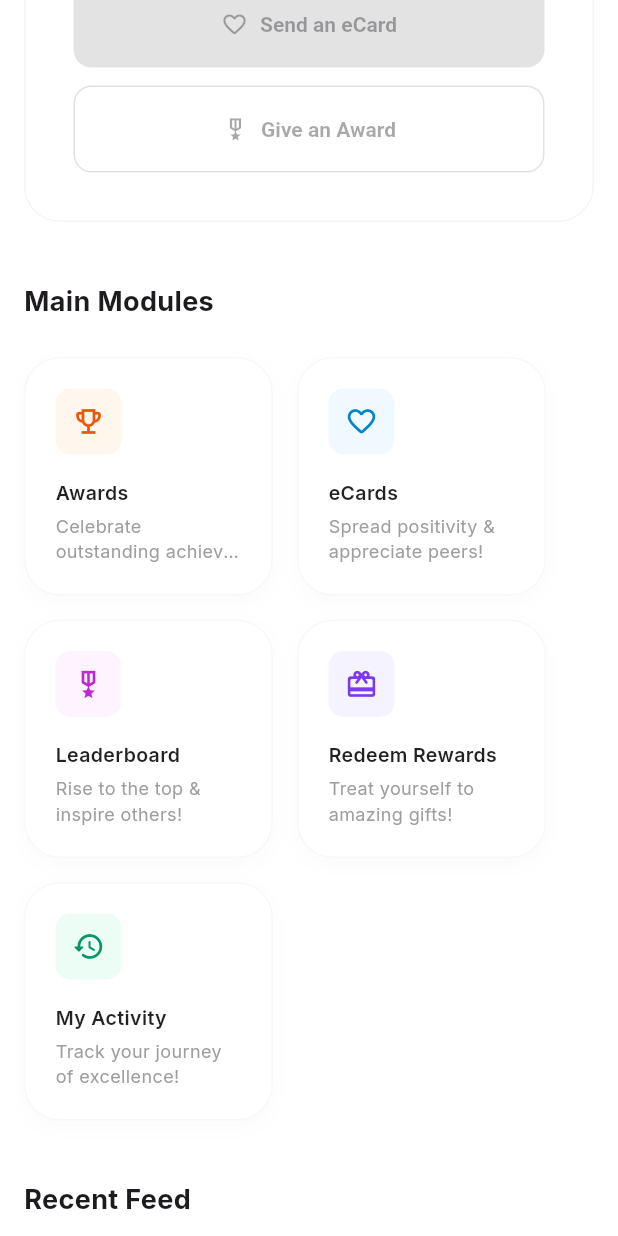
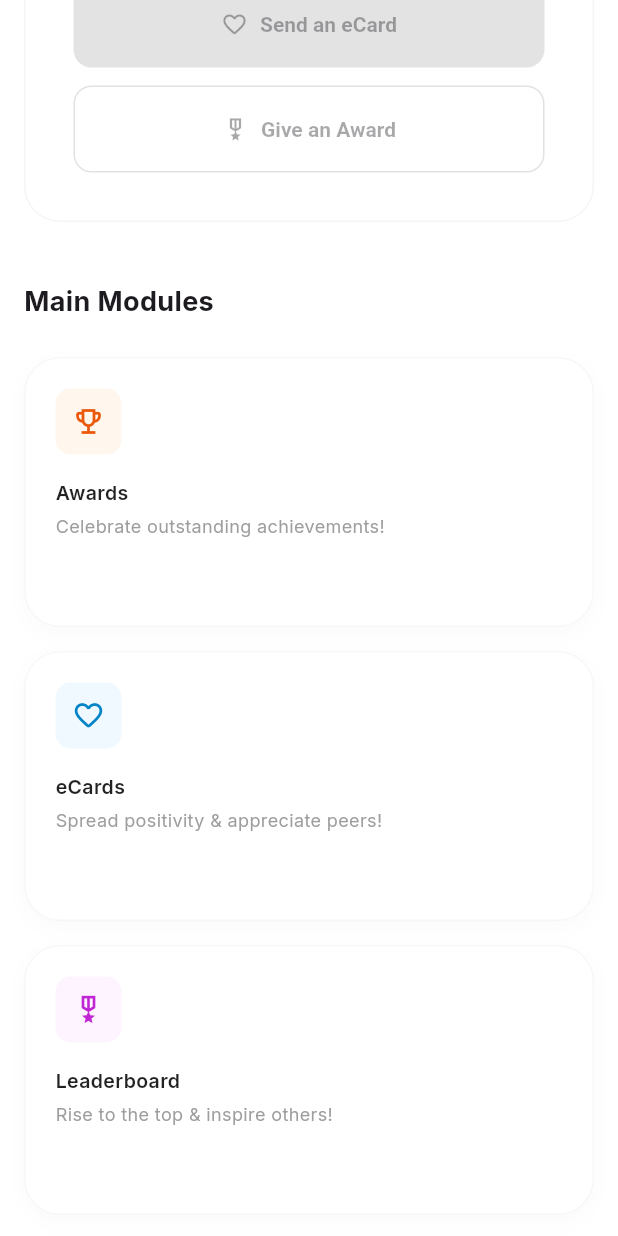
Before and after one commit to aathira23/Rewards-and-Recognition-System, a Flutter app: the _RRDashboardView screen opened directly, scrolled down 576 dp, on a phone screen of 412 x 824 dp. Run offline on Flutter 3.47's test engine with Material 3 defaults, Android fonts, the phone set to English and light mode, and no system bars; our stand-ins replace dartz, dio, equatable, flutter_bloc, flutter_secure_storage, get_it and 2 more; missing offline and left inert: dart:html; accounts and stored records are empty; network calls fail.

Commit message:
refactor: implement responsive grid layout for dashboard modules and add conditional Team Analytics card for managers

```diff
--- a/frontend/lib/features/recognitions/presentation/pages/rr_dashboard_page.dart
+++ b/frontend/lib/features/recognitions/presentation/pages/rr_dashboard_page.dart
@@ -455,12 +455,29 @@ class _RRDashboardView extends StatelessWidget {
         Text('Main Modules', style: AppTextStyles.sectionHeader()),
         const SizedBox(height: 24),
         LayoutBuilder(builder: (context, constraints) {
-          final bool isMobile = Responsive.isMobile(context);
-          if (isMobile) {
-            return Wrap(
-              spacing: 16,
-              runSpacing: 16,
-              children: [
+          final authState = context.read<AuthBloc>().state;
+          bool isManager = false;
+          if (authState is AuthAuthenticated) {
+            final role = authState.auth.user?.role.toUpperCase();
+            isManager = role == 'MANAGER' || role == 'DEPT_HEAD';
+          }
+
+          // ── Responsive column calculation ──
+          final availableWidth = constraints.maxWidth;
+          int columns = 1;
+          if (availableWidth > 1200) {
+            columns = isManager ? 6 : 5;
+          } else if (availableWidth > 900) {
+            columns = 3;
+          } else if (availableWidth > 600) {
+            columns = 2;
+          }
+
+          const double spacing = 16;
+          final double cardWidth =
+              (availableWidth - (columns - 1) * spacing) / columns;
+
+          final List<Widget> cards = [
             _buildDynamicModuleCard(
               context,
               'Awards',
@@ -468,8 +485,8 @@ class _RRDashboardView extends StatelessWidget {
               Icons.emoji_events_outlined,
               const Color(0xFFFFF7ED),
               const Color(0xFFEA580C),
-                    constraints.maxWidth / 2 - 24, onTap: () {
-                  final authState = context.read<AuthBloc>().state;
+              cardWidth,
+              onTap: () {
                 String targetTab = 'Nominations';
                 if (authState is AuthAuthenticated) {
                   final role = authState.auth.user?.role.toUpperCase();
@@ -480,7 +497,8 @@ class _RRDashboardView extends StatelessWidget {
                   }
                 }
                 MainLayout.of(context)?.selectTabByTitle(targetTab);
-                }),
+              },
+            ),
             _buildDynamicModuleCard(
               context,
               'eCards',
@@ -488,9 +506,9 @@ class _RRDashboardView extends StatelessWidget {
               Icons.favorite_outline_rounded,
               const Color(0xFFF0F9FF),
               const Color(0xFF0284C7),
-                    constraints.maxWidth / 2 - 24,
-                    onTap: () =>
-                        MainLayout.of(context)?.selectTabByTitle('eCards')),
+              cardWidth,
+              onTap: () => MainLayout.of(context)?.selectTabByTitle('eCards'),
+            ),
             _buildDynamicModuleCard(
               context,
               'Leaderboard',
@@ -498,9 +516,11 @@ class _RRDashboardView extends StatelessWidget {
               Icons.military_tech_outlined,
               const Color(0xFFFDF4FF),
               const Color(0xFFC026D3),
-                    constraints.maxWidth / 2 - 24, onTap: () {
+              cardWidth,
+              onTap: () {
                 MainLayout.of(context)?.selectTabByTitle('Leaderboard');
-                }),
+              },
+            ),
             _buildDynamicModuleCard(
               context,
               'Redeem Rewards',
@@ -508,9 +528,11 @@ class _RRDashboardView extends StatelessWidget {
               Icons.card_giftcard_rounded,
               const Color(0xFFF5F3FF),
               const Color(0xFF7C3AED),
-                    constraints.maxWidth / 2 - 24, onTap: () {
+              cardWidth,
+              onTap: () {
                 MainLayout.of(context)?.selectTabByTitle('Rewards');
-                }),
+              },
+            ),
             _buildDynamicModuleCard(
               context,
               'My Activity',
@@ -518,81 +540,33 @@ class _RRDashboardView extends StatelessWidget {
               Icons.history_rounded,
               const Color(0xFFECFDF5),
               const Color(0xFF059669),
-                    constraints.maxWidth / 2 - 24, onTap: () {
+              cardWidth,
+              onTap: () {
                 MainLayout.of(context)?.selectTabByTitle('My Activity');
-                }),
-              ],
+              },
+            ),
+          ];
+
+          if (isManager) {
+            cards.add(
+              _buildDynamicModuleCard(
+                context,
+                'Team Analytics',
+                'Insights into your team\'s performance!',
+                Icons.analytics_rounded,
+                const Color(0xFFF0FDFA), // Teal 50
+                const Color(0xFF0D9488), // Teal 600
+                cardWidth,
+                onTap: () =>
+                    MainLayout.of(context)?.selectTabByTitle('Analytics'),
+              ),
             );
           }
-          return IntrinsicHeight(
-            child: Row(
-              children: [
-                Expanded(
-                    child: _buildModuleCard(
-                        context,
-                        'Awards',
-                        'Celebrate outstanding achievements!',
-                        Icons.emoji_events_outlined,
-                        const Color(0xFFFFF7ED),
-                        const Color(0xFFEA580C), onTap: () {
-                  final authState = context.read<AuthBloc>().state;
-                  String targetTab = 'Nominations';
-                  if (authState is AuthAuthenticated) {
-                    final role = authState.auth.user?.role.toUpperCase();
-                    if (role == 'MANAGER' || role == 'DEPT_HEAD') {
-                      targetTab = 'Approvals';
-                    } else if (role == 'HR' || role == 'ADMIN') {
-                      targetTab = 'Approvals & Allocation';
-                    }
-                  }
-                  MainLayout.of(context)?.selectTabByTitle(targetTab);
-                })),
-                const SizedBox(width: 16),
-                Expanded(
-                    child: _buildModuleCard(
-                        context,
-                        'eCards',
-                        'Spread positivity & appreciate peers!',
-                        Icons.favorite_outline_rounded,
-                        const Color(0xFFF0F9FF),
-                        const Color(0xFF0284C7),
-                        onTap: () => MainLayout.of(context)
-                            ?.selectTabByTitle('eCards'))),
-                const SizedBox(width: 16),
-                Expanded(
-                    child: _buildModuleCard(
-                        context,
-                        'Leaderboard',
-                        'Rise to the top & inspire others!',
-                        Icons.military_tech_outlined,
-                        const Color(0xFFFDF4FF),
-                        const Color(0xFFC026D3), onTap: () {
-                  MainLayout.of(context)?.selectTabByTitle('Leaderboard');
-                })),
-                const SizedBox(width: 16),
-                Expanded(
-                    child: _buildModuleCard(
-                        context,
-                        'Redeem Rewards',
-                        'Treat yourself to amazing gifts!',
-                        Icons.card_giftcard_rounded,
-                        const Color(0xFFF5F3FF),
-                        const Color(0xFF7C3AED), onTap: () {
-                  MainLayout.of(context)?.selectTabByTitle('Rewards');
-                })),
-                const SizedBox(width: 16),
-                Expanded(
-                    child: _buildModuleCard(
-                        context,
-                        'My Activity',
-                        'Track your journey of excellence!',
-                        Icons.history_rounded,
-                        const Color(0xFFECFDF5),
-                        const Color(0xFF059669), onTap: () {
-                  MainLayout.of(context)?.selectTabByTitle('My Activity');
-                })),
-              ],
-            ),
+
+          return Wrap(
+            spacing: spacing,
+            runSpacing: spacing,
+            children: cards,
           );
         }),
       ],
@@ -711,6 +685,7 @@ class _HoverableModuleCardState extends State<_HoverableModuleCard> {
         child: AnimatedContainer(
           duration: const Duration(milliseconds: 200),
           padding: const EdgeInsets.all(20),
+          constraints: const BoxConstraints(minHeight: 180),
           decoration: BoxDecoration(
             color: Colors.white,
             borderRadius: BorderRadius.circular(24),
```
Also changed, not shown: frontend/lib/features/analytics/presentation/pages/analytics_page.dart (+46 -8 lines). Lines whose indentation alone changed are shown as unchanged.
